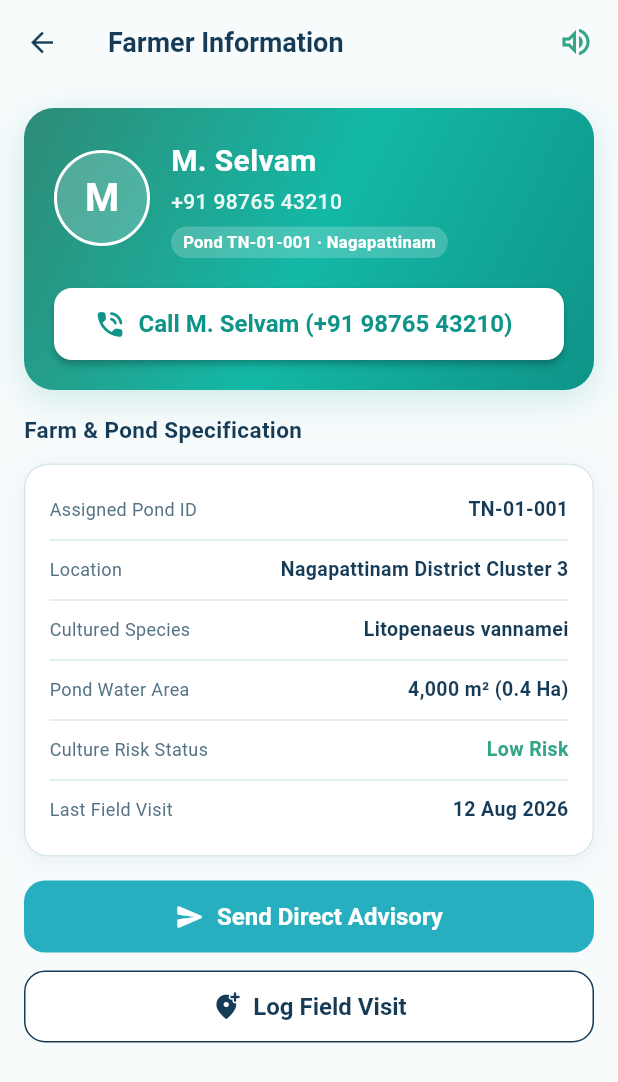
After one commit to AquaverseAI/AquaVerse, a Flutter app: the OfficerFarmerInfoScreen screen opened by its route, on a phone screen of 412 x 824 dp. The commit adds this screen. Shown: the top 1082 px of the screen. Run offline on Flutter 3.47's test engine with Material 3 defaults, Android fonts, the phone set to English and light mode, and no system bars; our stand-ins replace dio, drift, fl_chart, flutter_riverpod, flutter_secure_storage, go_router and 3 more; missing offline and left inert: sqlite3; accounts and stored records are empty; generated files the repository leaves out were written again.

Commit message:
feat(officer): add OfficerFarmerInfoScreen with direct native dialer launcher (url_launcher tel:)

```diff
--- a/lib/core/router/app_router.dart
+++ b/lib/core/router/app_router.dart
@@ -34,6 +34,7 @@ import '../../features/officer/presentation/officer_visit_log_screen.dart';
 import '../../features/officer/presentation/officer_profile_screen.dart';
 import '../../features/officer/presentation/officer_send_advice_screen.dart';
 import '../../features/officer/presentation/officer_reports_screen.dart';
+import '../../features/officer/presentation/officer_farmer_info_screen.dart';
 
 final GoRouter appRouter = GoRouter(
   initialLocation: '/',
@@ -205,5 +206,15 @@ final GoRouter appRouter = GoRouter(
         child: const OfficerReportsScreen(),
       ),
     ),
+    GoRoute(
+      path: '/officer/farmer-info',
+      pageBuilder: (context, state) {
+        final extra = state.extra as Map<String, dynamic>?;
+        return buildSmoothPushPage(
+          key: state.pageKey,
+          child: OfficerFarmerInfoScreen(farmerData: extra),
+        );
+      },
+    ),
   ],
 );
--- a/lib/features/officer/presentation/officer_dashboard_screen.dart
+++ b/lib/features/officer/presentation/officer_dashboard_screen.dart
@@ -16,87 +16,6 @@ class OfficerDashboardScreen extends StatefulWidget {
 class _OfficerDashboardScreenState extends State<OfficerDashboardScreen> {
   String _search = '';
   String _filter = 'All'; // All | High Risk | Medium Risk | Low Risk
-
-  void _showCallFarmerModal(BuildContext context, Map<String, dynamic>? selectedPond) {
-    final farmerName = selectedPond?['farmerName'] ?? 'M. Selvam';
-    final pondId = selectedPond?['pondId'] ?? 'TN-01-001';
-    final location = selectedPond?['location'] ?? 'Nagapattinam';
-
-    showModalBottomSheet(
-      context: context,
-      shape: const RoundedRectangleBorder(
-        borderRadius: BorderRadius.vertical(top: Radius.circular(20)),
-      ),
-      builder: (context) {
-        return Container(
-          padding: const EdgeInsets.all(24),
-          child: Column(
-            mainAxisSize: MainAxisSize.min,
-            children: [
-              Container(
-                width: 50,
-                height: 50,
-                decoration: BoxDecoration(
-                  color: AppColors.langAccentPrimary.withValues(alpha: 0.12),
-                  shape: BoxShape.circle,
-                ),
-                child: const Icon(Icons.phone_in_talk_rounded,
-                    color: AppColors.langAccentPrimary, size: 26),
-              ),
-              const SizedBox(height: 12),
-              Text(
-                'Contact $farmerName',
-                style: const TextStyle(
-                  fontSize: 18,
-                  fontWeight: FontWeight.bold,
-                  color: AppColors.textPrimary,
-                ),
-              ),
-              const SizedBox(height: 4),
-              Text(
-                '$pondId · $location · Nagapattinam Cluster 3',
-                style: const TextStyle(
-                  fontSize: 12,
-                  color: AppColors.textSecondary,
-                ),
-              ),
-              const SizedBox(height: 20),
-              ListTile(
-                leading: const Icon(Icons.call_rounded, color: AppColors.green600),
-                title: const Text('+91 98765 43210'),
-                subtitle: const Text('Direct Voice Line'),
-                trailing: ElevatedButton.icon(
-                  onPressed: () {
-                    Navigator.pop(context);
-                    ScaffoldMessenger.of(context).showSnackBar(
-                      SnackBar(content: Text('Dialing $farmerName (+91 98765 43210)…')),
-                    );
-                  },
-                  style: ElevatedButton.styleFrom(
-                    backgroundColor: AppColors.green600,
-                    foregroundColor: Colors.white,
-                  ),
-                  icon: const Icon(Icons.phone, size: 16),
-                  label: const Text('Call'),
-                ),
-              ),
-              const Divider(),
-              ListTile(
-                leading: const Icon(Icons.chat_bubble_outline_rounded,
-                    color: AppColors.langAccentPrimary),
-                title: const Text('Send SMS Recommendation'),
-                subtitle: const Text('Send text message fallback'),
-                onTap: () {
-                  Navigator.pop(context);
-                  context.push('/officer/send-advice');
-                },
-              ),
-            ],
-          ),
-        );
-      },
-    );
-  }
 
   @override
   Widget build(BuildContext context) {
@@ -233,7 +152,7 @@ class _OfficerDashboardScreenState extends State<OfficerDashboardScreen> {
                   icon: Icons.phone_in_talk_rounded,
                   label: 'Call Farmer',
                   color: AppColors.critical,
-                  onTap: () => _showCallFarmerModal(context, null),
+                  onTap: () => context.push('/officer/farmer-info'),
                 ),
               ],
             ),
@@ -325,7 +244,7 @@ class _OfficerDashboardScreenState extends State<OfficerDashboardScreen> {
                 }
 
                 return AppCard(
-                  onTap: () => context.push('/pond-details'),
+                  onTap: () => context.push('/officer/farmer-info', extra: p),
                   child: Row(
                     children: [
                       Container(
@@ -391,7 +310,7 @@ class _OfficerDashboardScreenState extends State<OfficerDashboardScreen> {
                       IconButton(
                         icon: const Icon(Icons.phone_outlined,
                             color: AppColors.langAccentPrimary, size: 20),
-                        onPressed: () => _showCallFarmerModal(context, p),
+                        onPressed: () => context.push('/officer/farmer-info', extra: p),
                       ),
                       const Icon(Icons.chevron_right_rounded,
                           color: AppColors.textMuted, size: 20),
--- /dev/null
+++ b/lib/features/officer/presentation/officer_farmer_info_screen.dart
@@ -0,0 +1,277 @@
+import 'package:flutter/material.dart';
+import 'package:go_router/go_router.dart';
+import 'package:url_launcher/url_launcher.dart';
+import '../../../core/theme/app_colors.dart';
+import '../../../core/theme/app_theme.dart';
+import '../../../shared/widgets/app_card.dart';
+import '../../../shared/widgets/primary_button.dart';
+import '../../../shared/widgets/speaker_button.dart';
+
+class OfficerFarmerInfoScreen extends StatelessWidget {
+  final Map<String, dynamic>? farmerData;
+
+  const OfficerFarmerInfoScreen({super.key, this.farmerData});
+
+  Future<void> _makePhoneCall(BuildContext context, String phoneNumber, String farmerName) async {
+    final Uri launchUri = Uri(
+      scheme: 'tel',
+      path: phoneNumber,
+    );
+
+    try {
+      if (await canLaunchUrl(launchUri)) {
+        await launchUrl(launchUri);
+      } else {
+        if (context.mounted) {
+          ScaffoldMessenger.of(context).showSnackBar(
+            SnackBar(
+              content: Text('Opening phone dialer for $farmerName ($phoneNumber)…'),
+            ),
+          );
+        }
+      }
+    } catch (_) {
+      if (context.mounted) {
+        ScaffoldMessenger.of(context).showSnackBar(
+          SnackBar(
+            content: Text('Dialing $farmerName ($phoneNumber)…'),
+          ),
+        );
+      }
+    }
+  }
+
+  @override
+  Widget build(BuildContext context) {
+    final name = farmerData?['farmerName'] ?? 'M. Selvam';
+    final phone = farmerData?['phone'] ?? '+91 98765 43210';
+    final pondId = farmerData?['pondId'] ?? 'TN-01-001';
+    final location = farmerData?['location'] ?? 'Nagapattinam';
+    final risk = farmerData?['risk'] ?? 'Low';
+    final lastVisit = farmerData?['lastVisit'] ?? '12 Aug 2026';
+
+    Color statusColor;
+    switch (risk) {
+      case 'High':
+        statusColor = AppColors.critical;
+        break;
+      case 'Medium':
+        statusColor = AppColors.warning;
+        break;
+      default:
+        statusColor = AppColors.green600;
+    }
+
+    return Scaffold(
+      backgroundColor: AppColors.background,
+      appBar: AppBar(
+        leading: BackButton(onPressed: () => context.go('/officer/dashboard')),
+        title: const Text(
+          'Farmer Information',
+          style: TextStyle(
+            color: AppColors.textPrimary,
+            fontWeight: FontWeight.bold,
+          ),
+        ),
+        actions: [
+          SpeakerButton(textToSpeak: 'Farmer Profile for $name. Contact number $phone.'),
+          const SizedBox(width: 8),
+        ],
+      ),
+      body: SingleChildScrollView(
+        padding: const EdgeInsets.all(AppTheme.pageMargin),
+        child: Column(
+          crossAxisAlignment: CrossAxisAlignment.start,
+          children: [
+            // ── Farmer Profile Identity Header ─────────────────────────────
+            Container(
+              padding: const EdgeInsets.all(20),
+              decoration: BoxDecoration(
+                gradient: AppColors.gradient3DPrimary,
+                borderRadius: BorderRadius.circular(20),
+                boxShadow: [
+                  BoxShadow(
+                    color: AppColors.shadowTier2,
+                    blurRadius: 20,
+                    offset: const Offset(0, 6),
+                  ),
+                ],
+              ),
+              child: Column(
+                children: [
+                  Row(
+                    children: [
+                      Container(
+                        width: 64,
+                        height: 64,
+                        decoration: BoxDecoration(
+                          shape: BoxShape.circle,
+                          color: Colors.white.withValues(alpha: 0.2),
+                          border: Border.all(color: Colors.white, width: 2),
+                        ),
+                        child: Center(
+                          child: Text(
+                            name.isNotEmpty ? name[0] : 'F',
+                            style: const TextStyle(
+                              fontSize: 26,
+                              fontWeight: FontWeight.bold,
+                              color: Colors.white,
+                            ),
+                          ),
+                        ),
+                      ),
+                      const SizedBox(width: 14),
+                      Expanded(
+                        child: Column(
+                          crossAxisAlignment: CrossAxisAlignment.start,
+                          children: [
+                            Text(
+                              name,
+                              style: const TextStyle(
+                                fontSize: 20,
+                                fontWeight: FontWeight.bold,
+                                color: Colors.white,
+                              ),
+                            ),
+                            const SizedBox(height: 2),
+                            Text(
+                              phone,
+                              style: TextStyle(
+                                fontSize: 14,
+                                color: Colors.white.withValues(alpha: 0.9),
+                                fontWeight: FontWeight.w500,
+                              ),
+                            ),
+                            const SizedBox(height: 6),
+                            Container(
+                              padding: const EdgeInsets.symmetric(
+                                  horizontal: 8, vertical: 2),
+                              decoration: BoxDecoration(
+                                color: Colors.white.withValues(alpha: 0.2),
+                                borderRadius: BorderRadius.circular(12),
+                              ),
+                              child: Text(
+                                'Pond $pondId · $location',
+                                style: const TextStyle(
+                                  fontSize: 11,
+                                  fontWeight: FontWeight.bold,
+                                  color: Colors.white,
+                                ),
+                              ),
+                            ),
+                          ],
+                        ),
+                      ),
+                    ],
+                  ),
+                  const SizedBox(height: 20),
+
+                  // CALL FARMER DIRECT ACTION BUTTON
+                  ElevatedButton.icon(
+                    onPressed: () => _makePhoneCall(context, phone, name),
+                    style: ElevatedButton.styleFrom(
+                      backgroundColor: Colors.white,
+                      foregroundColor: AppColors.langAccentPrimary,
+                      minimumSize: const Size(double.infinity, 48),
+                      elevation: 2,
+                      shape: RoundedRectangleBorder(
+                        borderRadius: BorderRadius.circular(12),
+                      ),
+                    ),
+                    icon: const Icon(Icons.phone_in_talk_rounded, size: 22),
+                    label: Text(
+                      'Call $name ($phone)',
+                      style: const TextStyle(
+                        fontSize: 16,
+                        fontWeight: FontWeight.bold,
+                      ),
+                    ),
+                  ),
+                ],
+              ),
+            ),
+            const SizedBox(height: 16),
+
+            // ── Culture & Pond Details ──────────────────────────────────────
+            const Text(
+              'Farm & Pond Specification',
+              style: TextStyle(
+                fontSize: 15,
+                fontWeight: FontWeight.bold,
+                color: AppColors.textPrimary,
+              ),
+            ),
+            const SizedBox(height: 10),
+
+            AppCard(
+              child: Column(
+                children: [
+                  _InfoRow(label: 'Assigned Pond ID', value: pondId),
+                  const Divider(height: 12),
+                  _InfoRow(label: 'Location', value: '$location District Cluster 3'),
+                  const Divider(height: 12),
+                  _InfoRow(label: 'Cultured Species', value: 'Litopenaeus vannamei'),
+                  const Divider(height: 12),
+                  _InfoRow(label: 'Pond Water Area', value: '4,000 m² (0.4 Ha)'),
+                  const Divider(height: 12),
+                  _InfoRow(label: 'Culture Risk Status', value: '$risk Risk', valueColor: statusColor),
+                  const Divider(height: 12),
+                  _InfoRow(label: 'Last Field Visit', value: lastVisit),
+                ],
+              ),
+            ),
+            const SizedBox(height: 16),
+
+            // ── Actions ───────────────────────────────────────────────────
+            PrimaryButton(
+              label: 'Send Direct Advisory',
+              icon: Icons.send_rounded,
+              onPressed: () => context.push('/officer/send-advice'),
+            ),
+            const SizedBox(height: 12),
+            SecondaryButton(
+              label: 'Log Field Visit',
+              icon: Icons.add_location_alt_rounded,
+              onPressed: () => context.push('/officer/visit-log'),
+            ),
+            const SizedBox(height: 24),
+          ],
+        ),
+      ),
+    );
+  }
+}
+
+class _InfoRow extends StatelessWidget {
+  final String label;
+  final String value;
+  final Color? valueColor;
+
+  const _InfoRow({
+    required this.label,
+    required this.value,
+    this.valueColor,
+  });
+
+  @override
+  Widget build(BuildContext context) {
+    return Padding(
+      padding: const EdgeInsets.symmetric(vertical: 4),
+      child: Row(
+        mainAxisAlignment: MainAxisAlignment.spaceBetween,
+        children: [
+          Text(label,
+              style: const TextStyle(fontSize: 12, color: AppColors.textSecondary)),
+          Text(
+            value,
+            style: TextStyle(
+              fontSize: 13,
+              fontWeight: FontWeight.bold,
+              color: valueColor ?? AppColors.textPrimary,
+            ),
+          ),
+        ],
+      ),
+    );
+  }
+}
--- a/pubspec.yaml
+++ b/pubspec.yaml
@@ -33,6 +33,7 @@ dependencies:
   image_picker: ^1.1.2
   connectivity_plus: ^6.0.5
   uuid: ^4.5.1
+  url_launcher: ^6.3.0
   flutter_localizations:
     sdk: flutter
   intl: ^0.20.2
```
Also changed, not shown: pubspec.lock.
